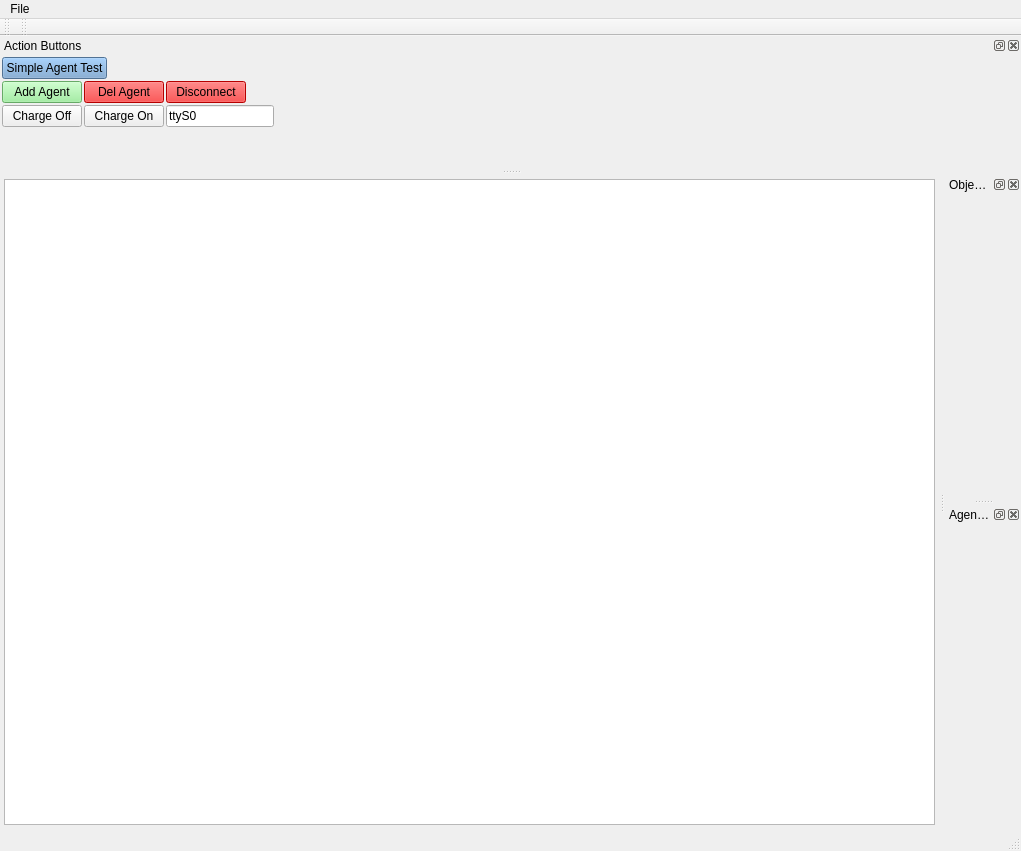
First picture: the form in App/AgentsManager/mainwindow.ui, repository break11/AutoStorage, before the edit.
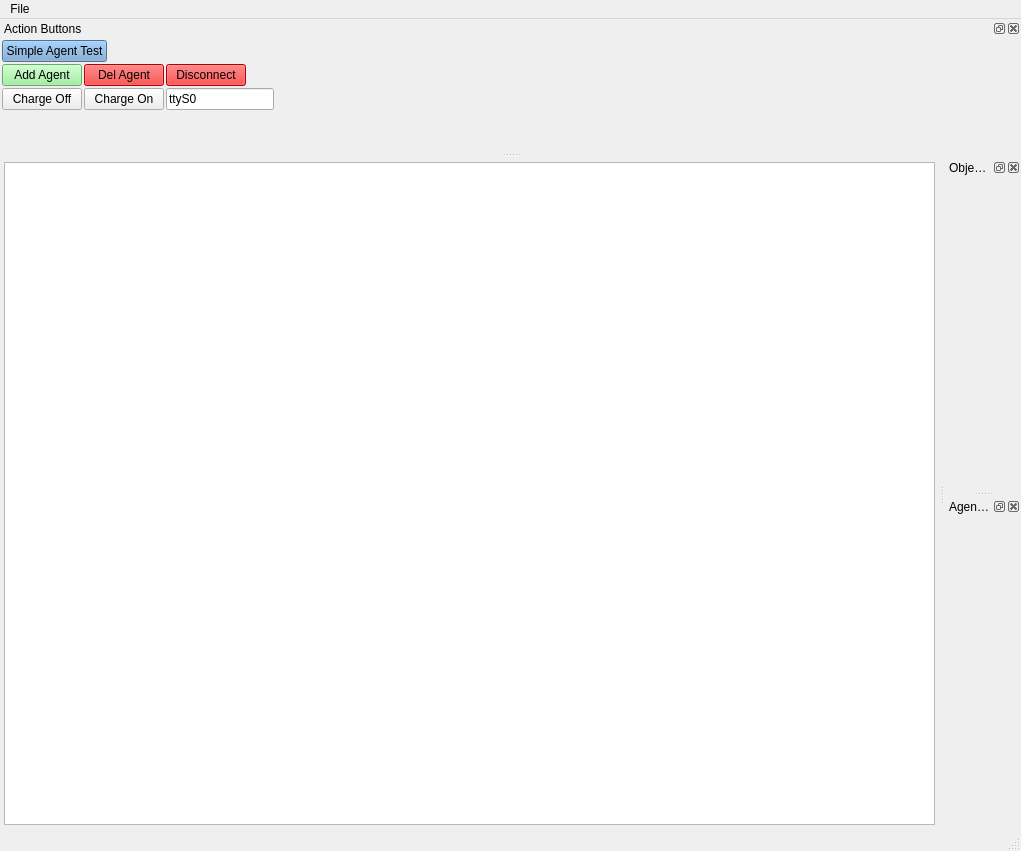
Second picture: the form after the edit.

Commit message: небольшая чистка в ui

The edit to the form file:
```diff
--- a/App/AgentsManager/mainwindow.ui
+++ b/App/AgentsManager/mainwindow.ui
@@ -50,7 +50,7 @@
          <x>0</x>
          <y>0</y>
          <width>937</width>
-         <height>612</height>
+         <height>623</height>
         </rect>
        </property>
        <layout class="QVBoxLayout" name="verticalLayout_3">
@@ -107,34 +107,6 @@
    </layout>
   </widget>
   <widget class="QStatusBar" name="statusbar"/>
-  <widget class="QToolBar" name="toolMain">
-   <property name="windowTitle">
-    <string>Scene tools</string>
-   </property>
-   <property name="orientation">
-    <enum>Qt::Horizontal</enum>
-   </property>
-   <attribute name="toolBarArea">
-    <enum>TopToolBarArea</enum>
-   </attribute>
-   <attribute name="toolBarBreak">
-    <bool>false</bool>
-   </attribute>
-  </widget>
-  <widget class="QToolBar" name="toolEdit">
-   <property name="windowTitle">
-    <string>Graph tools</string>
-   </property>
-   <property name="orientation">
-    <enum>Qt::Horizontal</enum>
-   </property>
-   <attribute name="toolBarArea">
-    <enum>TopToolBarArea</enum>
-   </attribute>
-   <attribute name="toolBarBreak">
-    <bool>false</bool>
-   </attribute>
-  </widget>
   <widget class="QMenuBar" name="menubar">
    <property name="geometry">
     <rect>
```
The commit also changes 3 other files.
